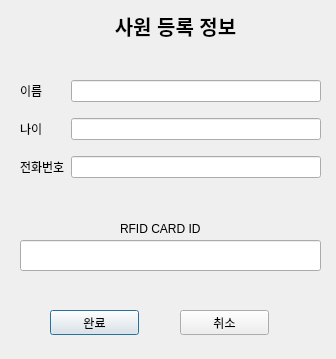
First picture: the form in attendance_manage/dialog_staff_form.ui, repository Jeho0216/attendance_manage_project, before the edit.
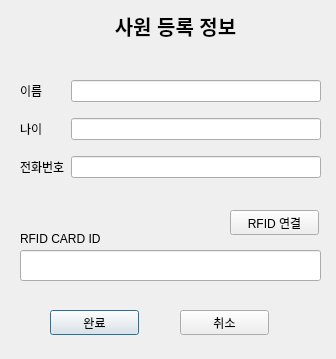
Second picture: the form after the edit.

Commit message: Add receive & display a RFID card id from STM32.

```diff
--- a/attendance_manage/dialog_staff_form.ui
+++ b/attendance_manage/dialog_staff_form.ui
@@ -82,7 +82,7 @@
    <property name="geometry">
     <rect>
      <x>20</x>
-     <y>240</y>
+     <y>250</y>
      <width>301</width>
      <height>31</height>
     </rect>
@@ -117,8 +117,8 @@
   <widget class="QLabel" name="label_5">
    <property name="geometry">
     <rect>
-     <x>120</x>
-     <y>220</y>
+     <x>20</x>
+     <y>230</y>
      <width>101</width>
      <height>17</height>
     </rect>
@@ -127,6 +127,19 @@
     <string>RFID CARD ID</string>
    </property>
   </widget>
+  <widget class="QPushButton" name="pushButton_rfid_con">
+   <property name="geometry">
+    <rect>
+     <x>230</x>
+     <y>210</y>
+     <width>89</width>
+     <height>25</height>
+    </rect>
+   </property>
+   <property name="text">
+    <string>RFID 연결</string>
+   </property>
+  </widget>
  </widget>
  <resources/>
  <connections/>
```
The commit also changes 2 other files.
